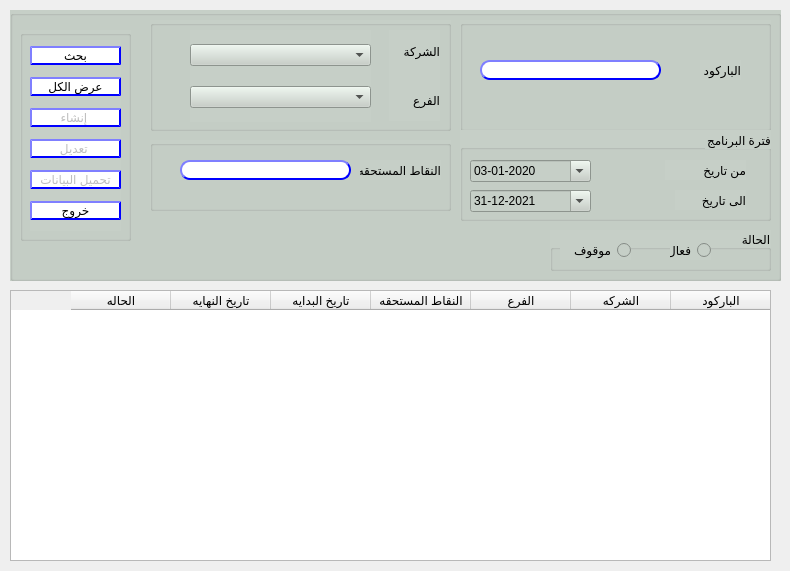
Hossam01/HyperPOS2020Design, file presentation/loyalty_ui/createModifyReedemItem.ui: the form before one commit.
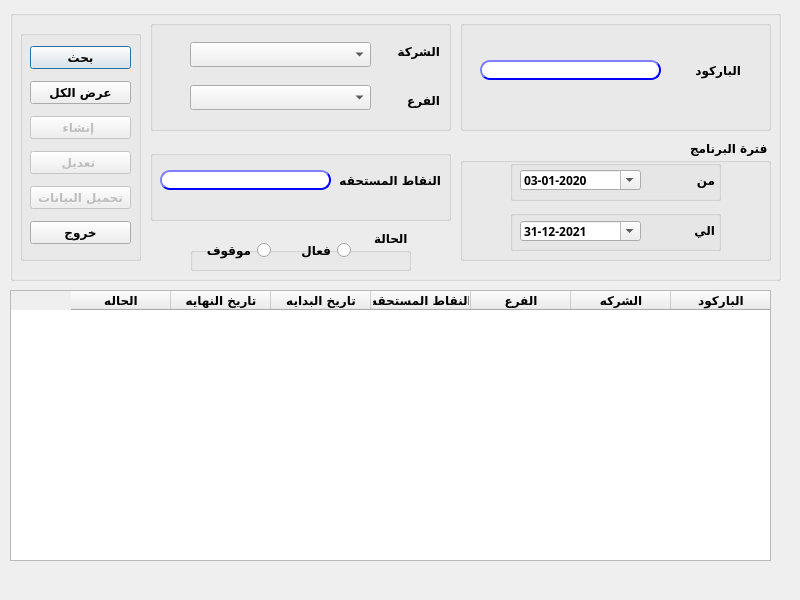
The form after the commit.

```diff
--- a/presentation/loyalty_ui/createModifyReedemItem.ui
+++ b/presentation/loyalty_ui/createModifyReedemItem.ui
@@ -6,10 +6,22 @@
    <rect>
     <x>0</x>
     <y>0</y>
-    <width>790</width>
-    <height>571</height>
+    <width>800</width>
+    <height>600</height>
    </rect>
   </property>
+  <property name="minimumSize">
+   <size>
+    <width>800</width>
+    <height>600</height>
+   </size>
+  </property>
+  <property name="maximumSize">
+   <size>
+    <width>800</width>
+    <height>600</height>
+   </size>
+  </property>
   <property name="windowTitle">
    <string>أصناف الهدايا</string>
   </property>
@@ -22,6 +34,14 @@
      <height>271</height>
     </rect>
    </property>
+   <property name="font">
+    <font>
+     <family>29LT Bukra Regular</family>
+     <pointsize>9</pointsize>
+     <weight>75</weight>
+     <bold>true</bold>
+    </font>
+   </property>
    <property name="layoutDirection">
     <enum>Qt::RightToLeft</enum>
    </property>
@@ -72,17 +92,17 @@
    </property>
    <property name="font">
     <font>
-     <pointsize>10</pointsize>
-     <weight>50</weight>
-     <bold>false</bold>
+     <family>29LT Bukra Regular</family>
+     <pointsize>9</pointsize>
+     <weight>75</weight>
+     <bold>true</bold>
     </font>
    </property>
    <property name="layoutDirection">
     <enum>Qt::LeftToRight</enum>
    </property>
    <property name="styleSheet">
-    <string notr="true">
-background-color: rgb(198, 207, 199);</string>
+    <string notr="true"/>
    </property>
    <property name="title">
     <string/>
@@ -96,6 +116,14 @@
       <height>111</height>
      </rect>
     </property>
+    <property name="font">
+     <font>
+      <family>29LT Bukra Regular</family>
+      <pointsize>9</pointsize>
+      <weight>75</weight>
+      <bold>true</bold>
+     </font>
+    </property>
     <property name="title">
      <string/>
     </property>
@@ -108,12 +136,38 @@
        <height>92</height>
       </rect>
      </property>
+     <property name="font">
+      <font>
+       <family>29LT Bukra Regular</family>
+       <pointsize>9</pointsize>
+       <weight>75</weight>
+       <bold>true</bold>
+      </font>
+     </property>
      <layout class="QVBoxLayout" name="verticalLayout_3">
       <item>
-       <widget class="QComboBox" name="CMB_company"/>
+       <widget class="QComboBox" name="CMB_company">
+        <property name="font">
+         <font>
+          <family>29LT Bukra Regular</family>
+          <pointsize>9</pointsize>
+          <weight>75</weight>
+          <bold>true</bold>
+         </font>
+        </property>
+       </widget>
       </item>
       <item>
-       <widget class="QComboBox" name="CMB_branch"/>
+       <widget class="QComboBox" name="CMB_branch">
+        <property name="font">
+         <font>
+          <family>29LT Bukra Regular</family>
+          <pointsize>9</pointsize>
+          <weight>75</weight>
+          <bold>true</bold>
+         </font>
+        </property>
+       </widget>
       </item>
      </layout>
     </widget>
@@ -126,9 +180,25 @@
        <height>91</height>
       </rect>
      </property>
+     <property name="font">
+      <font>
+       <family>29LT Bukra Regular</family>
+       <pointsize>9</pointsize>
+       <weight>75</weight>
+       <bold>true</bold>
+      </font>
+     </property>
      <layout class="QVBoxLayout" name="verticalLayout_2">
       <item>
        <widget class="QLabel" name="label_4">
+        <property name="font">
+         <font>
+          <family>29LT Bukra Regular</family>
+          <pointsize>9</pointsize>
+          <weight>75</weight>
+          <bold>true</bold>
+         </font>
+        </property>
         <property name="text">
          <string>الشركة</string>
         </property>
@@ -136,6 +206,14 @@
       </item>
       <item>
        <widget class="QLabel" name="label_11">
+        <property name="font">
+         <font>
+          <family>29LT Bukra Regular</family>
+          <pointsize>9</pointsize>
+          <weight>75</weight>
+          <bold>true</bold>
+         </font>
+        </property>
         <property name="text">
          <string>الفرع</string>
         </property>
@@ -153,6 +231,14 @@
       <height>111</height>
      </rect>
     </property>
+    <property name="font">
+     <font>
+      <family>29LT Bukra Regular</family>
+      <pointsize>9</pointsize>
+      <weight>75</weight>
+      <bold>true</bold>
+     </font>
+    </property>
     <property name="layoutDirection">
      <enum>Qt::RightToLeft</enum>
     </property>
@@ -162,12 +248,20 @@
     <widget class="QLabel" name="label_14">
      <property name="geometry">
       <rect>
-       <x>240</x>
+       <x>210</x>
        <y>40</y>
-       <width>41</width>
+       <width>71</width>
        <height>20</height>
       </rect>
      </property>
+     <property name="font">
+      <font>
+       <family>29LT Bukra Regular</family>
+       <pointsize>9</pointsize>
+       <weight>75</weight>
+       <bold>true</bold>
+      </font>
+     </property>
      <property name="text">
       <string>الباركود</string>
      </property>
@@ -181,6 +275,14 @@
        <height>20</height>
       </rect>
      </property>
+     <property name="font">
+      <font>
+       <family>29LT Bukra Regular</family>
+       <pointsize>9</pointsize>
+       <weight>75</weight>
+       <bold>true</bold>
+      </font>
+     </property>
      <property name="styleSheet">
       <string notr="true">QLineEdit{
                                         background-color: white;
@@ -214,130 +316,196 @@
     <property name="geometry">
      <rect>
       <x>450</x>
-      <y>120</y>
+      <y>130</y>
       <width>311</width>
-      <height>91</height>
+      <height>121</height>
      </rect>
     </property>
+    <property name="font">
+     <font>
+      <family>29LT Bukra Regular</family>
+      <pointsize>9</pointsize>
+      <weight>75</weight>
+      <bold>true</bold>
+     </font>
+    </property>
     <property name="layoutDirection">
      <enum>Qt::RightToLeft</enum>
     </property>
     <property name="title">
      <string>فترة البرنامج</string>
     </property>
-    <widget class="QWidget" name="layoutWidget_3">
+    <widget class="QGroupBox" name="groupBox_9">
      <property name="geometry">
       <rect>
-       <x>10</x>
-       <y>30</y>
-       <width>121</width>
-       <height>22</height>
+       <x>50</x>
+       <y>20</y>
+       <width>211</width>
+       <height>41</height>
       </rect>
      </property>
-     <layout class="QHBoxLayout" name="horizontalLayout">
-      <item>
-       <widget class="QDateEdit" name="Qdate_from">
-        <property name="layoutDirection">
-         <enum>Qt::LeftToRight</enum>
-        </property>
-        <property name="displayFormat">
-         <string>dd-MM-yyyy</string>
-        </property>
-        <property name="calendarPopup">
-         <bool>true</bool>
-        </property>
-        <property name="date">
-         <date>
-          <year>2020</year>
-          <month>1</month>
-          <day>3</day>
-         </date>
-        </property>
-       </widget>
-      </item>
-     </layout>
-    </widget>
-    <widget class="QLabel" name="label_9">
-     <property name="geometry">
-      <rect>
-       <x>205</x>
-       <y>30</y>
-       <width>81</width>
-       <height>20</height>
-      </rect>
+     <property name="title">
+      <string/>
      </property>
-     <property name="text">
-      <string>من تاريخ</string>
-     </property>
+     <widget class="QDateEdit" name="Qdate_from">
+      <property name="geometry">
+       <rect>
+        <x>10</x>
+        <y>10</y>
+        <width>121</width>
+        <height>20</height>
+       </rect>
+      </property>
+      <property name="font">
+       <font>
+        <family>29LT Bukra Regular</family>
+        <pointsize>9</pointsize>
+        <weight>75</weight>
+        <bold>true</bold>
+       </font>
+      </property>
+      <property name="layoutDirection">
+       <enum>Qt::LeftToRight</enum>
+      </property>
+      <property name="displayFormat">
+       <string>dd-MM-yyyy</string>
+      </property>
+      <property name="calendarPopup">
+       <bool>true</bool>
+      </property>
+      <property name="date">
+       <date>
+        <year>2020</year>
+        <month>1</month>
+        <day>3</day>
+       </date>
+      </property>
+     </widget>
+     <widget class="QLabel" name="label_9">
+      <property name="geometry">
+       <rect>
+        <x>124</x>
+        <y>10</y>
+        <width>81</width>
+        <height>20</height>
+       </rect>
+      </property>
+      <property name="font">
+       <font>
+        <family>29LT Bukra Regular</family>
+        <pointsize>9</pointsize>
+        <weight>75</weight>
+        <bold>true</bold>
+       </font>
+      </property>
+      <property name="text">
+       <string>من</string>
+      </property>
+     </widget>
     </widget>
-    <widget class="QLabel" name="label_10">
+    <widget class="QGroupBox" name="groupBox_7">
      <property name="geometry">
       <rect>
-       <x>215</x>
-       <y>60</y>
-       <width>71</width>
-       <height>20</height>
+       <x>50</x>
+       <y>70</y>
+       <width>211</width>
+       <height>41</height>
       </rect>
      </property>
-     <property name="text">
-      <string>الى تاريخ</string>
+     <property name="title">
+      <string/>
      </property>
+     <widget class="QDateEdit" name="Qdate_to">
+      <property name="geometry">
+       <rect>
+        <x>10</x>
+        <y>11</y>
+        <width>121</width>
+        <height>20</height>
+       </rect>
+      </property>
+      <property name="font">
+       <font>
+        <family>29LT Bukra Regular</family>
+        <pointsize>9</pointsize>
+        <weight>75</weight>
+        <bold>true</bold>
+       </font>
+      </property>
+      <property name="layoutDirection">
+       <enum>Qt::LeftToRight</enum>
+      </property>
+      <property name="autoFillBackground">
+       <bool>false</bool>
+      </property>
+      <property name="dateTime">
+       <datetime>
+        <hour>0</hour>
+        <minute>0</minute>
+        <second>0</second>
+        <year>2021</year>
+        <month>12</month>
+        <day>31</day>
+       </datetime>
+      </property>
+      <property name="displayFormat">
+       <string>dd-MM-yyyy</string>
+      </property>
+      <property name="calendarPopup">
+       <bool>true</bool>
+      </property>
+      <property name="date">
+       <date>
+        <year>2021</year>
+        <month>12</month>
+        <day>31</day>
+       </date>
+      </property>
+     </widget>
+     <widget class="QLabel" name="label_10">
+      <property name="geometry">
+       <rect>
+        <x>134</x>
+        <y>10</y>
+        <width>71</width>
+        <height>20</height>
+       </rect>
+      </property>
+      <property name="font">
+       <font>
+        <family>29LT Bukra Regular</family>
+        <pointsize>9</pointsize>
+        <weight>75</weight>
+        <bold>true</bold>
+       </font>
+      </property>
+      <property name="text">
+       <string>الي</string>
+      </property>
+     </widget>
     </widget>
-    <widget class="QWidget" name="layoutWidget_4">
-     <property name="geometry">
-      <rect>
-       <x>10</x>
-       <y>60</y>
-       <width>121</width>
-       <height>22</height>
-      </rect>
-     </property>
-     <layout class="QHBoxLayout" name="horizontalLayout_2">
-      <item>
-       <widget class="QDateEdit" name="Qdate_to">
-        <property name="layoutDirection">
-         <enum>Qt::LeftToRight</enum>
-        </property>
-        <property name="autoFillBackground">
-         <bool>false</bool>
-        </property>
-        <property name="dateTime">
-         <datetime>
-          <hour>0</hour>
-          <minute>0</minute>
-          <second>0</second>
-          <year>2021</year>
-          <month>12</month>
-          <day>31</day>
-         </datetime>
-        </property>
-        <property name="displayFormat">
-         <string>dd-MM-yyyy</string>
-        </property>
-        <property name="calendarPopup">
-         <bool>true</bool>
-        </property>
-        <property name="date">
-         <date>
-          <year>2021</year>
-          <month>12</month>
-          <day>31</day>
-         </date>
-        </property>
-       </widget>
-      </item>
-     </layout>
-    </widget>
+    <zorder>groupBox_7</zorder>
+    <zorder>groupBox_9</zorder>
+    <zorder>layoutWidget_3</zorder>
+    <zorder>layoutWidget_4</zorder>
    </widget>
    <widget class="QGroupBox" name="groupBox_8">
     <property name="geometry">
      <rect>
       <x>10</x>
       <y>20</y>
-      <width>111</width>
-      <height>211</height>
+      <width>121</width>
+      <height>231</height>
      </rect>
     </property>
+    <property name="font">
+     <font>
+      <family>29LT Bukra Regular</family>
+      <pointsize>9</pointsize>
+      <weight>75</weight>
+      <bold>true</bold>
+     </font>
+    </property>
     <property name="title">
      <string/>
     </property>
@@ -346,40 +514,34 @@
       <rect>
        <x>10</x>
        <y>10</y>
-       <width>91</width>
-       <height>191</height>
+       <width>101</width>
+       <height>211</height>
       </rect>
      </property>
+     <property name="font">
+      <font>
+       <family>29LT Bukra Regular</family>
+       <pointsize>9</pointsize>
+       <weight>75</weight>
+       <bold>true</bold>
+      </font>
+     </property>
      <layout class="QVBoxLayout" name="verticalLayout">
       <item>
        <widget class="QPushButton" name="Qbtn_search">
         <property name="enabled">
          <bool>true</bool>
         </property>
+        <property name="font">
+         <font>
+          <family>29LT Bukra Regular</family>
+          <pointsize>9</pointsize>
+          <weight>75</weight>
+          <bold>true</bold>
+         </font>
+        </property>
         <property name="styleSheet">
-         <string notr="true">QPushButton{
-                                        background-color: white;
-                                        border-style: outset;
-                                        border-width: 2px;
-                                        border-radius: 10px;
-                                        border-color: blue;
-                                        min-width:6em;
-                                       }
-                                        QPushButton:hover {
-                                        background: qradialgradient(
-                                        cx: 0.3, cy: -0.4, fx: 0.3, fy: -0.4,
-                                        radius: 1.35, stop: 0 #fff, stop: 1 #bbb
-                                        );
-                                        }
-                                        QPushButton:pressed {
-                                        border-style: inset;
-                                        background: qradialgradient(
-                                        cx: 0.4, cy: -0.1, fx: 0.4, fy: -0.1,
-                                        radius: 1.35, stop: 0 #fff, stop: 1 #ddd
-                                        );
-                                        }
-                                    
-                                    </string>
+         <string notr="true"/>
         </property>
         <property name="text">
          <string>بحث</string>
@@ -391,30 +553,16 @@
         <property name="enabled">
          <bool>true</bool>
         </property>
+        <property name="font">
+         <font>
+          <family>29LT Bukra Regular</family>
+          <pointsize>9</pointsize>
+          <weight>75</weight>
+          <bold>true</bold>
+         </font>
+        </property>
         <property name="styleSheet">
-         <string notr="true">QPushButton{
-                                        background-color: white;
-                                        border-style: outset;
-                                        border-width: 2px;
-                                        border-radius: 10px;
-                                        border-color: blue;
-                                        min-width:6em;
-                                       }
-                                        QPushButton:hover {
-                                        background: qradialgradient(
-                                        cx: 0.3, cy: -0.4, fx: 0.3, fy: -0.4,
-                                        radius: 1.35, stop: 0 #fff, stop: 1 #bbb
-                                        );
-                                        }
-                                        QPushButton:pressed {
-                                        border-style: inset;
-                                        background: qradialgradient(
-                                        cx: 0.4, cy: -0.1, fx: 0.4, fy: -0.1,
-                                        radius: 1.35, stop: 0 #fff, stop: 1 #ddd
-                                        );
-                                        }
-                                    
-                                    </string>
+         <string notr="true"/>
         </property>
         <property name="text">
          <string>عرض الكل</string>
@@ -426,30 +574,16 @@
         <property name="enabled">
          <bool>false</bool>
         </property>
+        <property name="font">
+         <font>
+          <family>29LT Bukra Regular</family>
+          <pointsize>9</pointsize>
+          <weight>75</weight>
+          <bold>true</bold>
+         </font>
+        </property>
         <property name="styleSheet">
-         <string notr="true">QPushButton{
-                                        background-color: white;
-                                        border-style: outset;
-                                        border-width: 2px;
-                                        border-radius: 10px;
-                                        border-color: blue;
-                                        min-width:6em;
-                                       }
-                                        QPushButton:hover {
-                                        background: qradialgradient(
-                                        cx: 0.3, cy: -0.4, fx: 0.3, fy: -0.4,
-                                        radius: 1.35, stop: 0 #fff, stop: 1 #bbb
-                                        );
-                                        }
-                                        QPushButton:pressed {
-                                        border-style: inset;
-                                        background: qradialgradient(
-                                        cx: 0.4, cy: -0.1, fx: 0.4, fy: -0.1,
-                                        radius: 1.35, stop: 0 #fff, stop: 1 #ddd
-                                        );
-                                        }
-                                    
-                                    </string>
+         <string notr="true"/>
         </property>
         <property name="text">
          <string>إنشاء </string>
@@ -461,30 +595,16 @@
         <property name="enabled">
          <bool>false</bool>
         </property>
+        <property name="font">
+         <font>
+          <family>29LT Bukra Regular</family>
+          <pointsize>9</pointsize>
+          <weight>75</weight>
+          <bold>true</bold>
+         </font>
+        </property>
         <property name="styleSheet">
-         <string notr="true">QPushButton{
-                                        background-color: white;
-                                        border-style: outset;
-                                        border-width: 2px;
-                                        border-radius: 10px;
-                                        border-color: blue;
-                                        min-width:6em;
-                                       }
-                                        QPushButton:hover {
-                                        background: qradialgradient(
-                                        cx: 0.3, cy: -0.4, fx: 0.3, fy: -0.4,
-                                        radius: 1.35, stop: 0 #fff, stop: 1 #bbb
-                                        );
-                                        }
-                                        QPushButton:pressed {
-                                        border-style: inset;
-                                        background: qradialgradient(
-                                        cx: 0.4, cy: -0.1, fx: 0.4, fy: -0.1,
-                                        radius: 1.35, stop: 0 #fff, stop: 1 #ddd
-                                        );
-                                        }
-                                    
-                                    </string>
+         <string notr="true"/>
         </property>
         <property name="text">
          <string>تعديل </string>
@@ -496,30 +616,16 @@
         <property name="enabled">
          <bool>false</bool>
         </property>
+        <property name="font">
+         <font>
+          <family>29LT Bukra Regular</family>
+          <pointsize>9</pointsize>
+          <weight>75</weight>
+          <bold>true</bold>
+         </font>
+        </property>
         <property name="styleSheet">
-         <string notr="true">QPushButton{
-                                        background-color: white;
-                                        border-style: outset;
-                                        border-width: 2px;
-                                        border-radius: 10px;
-                                        border-color: blue;
-                                        min-width:6em;
-                                       }
-                                        QPushButton:hover {
-                                        background: qradialgradient(
-                                        cx: 0.3, cy: -0.4, fx: 0.3, fy: -0.4,
-                                        radius: 1.35, stop: 0 #fff, stop: 1 #bbb
-                                        );
-                                        }
-                                        QPushButton:pressed {
-                                        border-style: inset;
-                                        background: qradialgradient(
-                                        cx: 0.4, cy: -0.1, fx: 0.4, fy: -0.1,
-                                        radius: 1.35, stop: 0 #fff, stop: 1 #ddd
-                                        );
-                                        }
-                                    
-                                    </string>
+         <string notr="true"/>
         </property>
         <property name="text">
          <string>تحميل البيانات</string>
@@ -528,30 +634,16 @@
       </item>
       <item>
        <widget class="QPushButton" name="Qbtn_exit">
+        <property name="font">
+         <font>
+          <family>29LT Bukra Regular</family>
+          <pointsize>9</pointsize>
+          <weight>75</weight>
+          <bold>true</bold>
+         </font>
+        </property>
         <property name="styleSheet">
-         <string notr="true">QPushButton{
-                                        background-color: white;
-                                        border-style: outset;
-                                        border-width: 2px;
-                                        border-radius: 10px;
-                                        border-color: blue;
-                                        min-width:6em;
-                                       }
-                                        QPushButton:hover {
-                                        background: qradialgradient(
-                                        cx: 0.3, cy: -0.4, fx: 0.3, fy: -0.4,
-                                        radius: 1.35, stop: 0 #fff, stop: 1 #bbb
-                                        );
-                                        }
-                                        QPushButton:pressed {
-                                        border-style: inset;
-                                        background: qradialgradient(
-                                        cx: 0.4, cy: -0.1, fx: 0.4, fy: -0.1,
-                                        radius: 1.35, stop: 0 #fff, stop: 1 #ddd
-                                        );
-                                        }
-                                    
-                                    </string>
+         <string notr="true"/>
         </property>
         <property name="text">
          <string>خروج</string>
@@ -564,12 +656,20 @@
    <widget class="QGroupBox" name="groupBox_6">
     <property name="geometry">
      <rect>
-      <x>540</x>
+      <x>180</x>
       <y>220</y>
       <width>221</width>
       <height>41</height>
      </rect>
     </property>
+    <property name="font">
+     <font>
+      <family>29LT Bukra Regular</family>
+      <pointsize>9</pointsize>
+      <weight>75</weight>
+      <bold>true</bold>
+     </font>
+    </property>
     <property name="layoutDirection">
      <enum>Qt::RightToLeft</enum>
     </property>
@@ -579,12 +679,20 @@
     <widget class="QRadioButton" name="Qradio_active">
      <property name="geometry">
       <rect>
-       <x>120</x>
+       <x>100</x>
        <y>10</y>
-       <width>41</width>
+       <width>61</width>
        <height>20</height>
       </rect>
      </property>
+     <property name="font">
+      <font>
+       <family>29LT Bukra Regular</family>
+       <pointsize>9</pointsize>
+       <weight>75</weight>
+       <bold>true</bold>
+      </font>
+     </property>
      <property name="layoutDirection">
       <enum>Qt::RightToLeft</enum>
      </property>
@@ -601,6 +709,14 @@
        <height>20</height>
       </rect>
      </property>
+     <property name="font">
+      <font>
+       <family>29LT Bukra Regular</family>
+       <pointsize>9</pointsize>
+       <weight>75</weight>
+       <bold>true</bold>
+      </font>
+     </property>
      <property name="layoutDirection">
       <enum>Qt::RightToLeft</enum>
      </property>
@@ -613,23 +729,39 @@
     <property name="geometry">
      <rect>
       <x>140</x>
-      <y>130</y>
+      <y>140</y>
       <width>301</width>
       <height>71</height>
      </rect>
     </property>
+    <property name="font">
+     <font>
+      <family>29LT Bukra Regular</family>
+      <pointsize>9</pointsize>
+      <weight>75</weight>
+      <bold>true</bold>
+     </font>
+    </property>
     <property name="title">
      <string/>
     </property>
     <widget class="QLabel" name="label_12">
      <property name="geometry">
       <rect>
-       <x>210</x>
+       <x>180</x>
        <y>20</y>
-       <width>81</width>
+       <width>111</width>
        <height>20</height>
       </rect>
      </property>
+     <property name="font">
+      <font>
+       <family>29LT Bukra Regular</family>
+       <pointsize>9</pointsize>
+       <weight>75</weight>
+       <bold>true</bold>
+      </font>
+     </property>
      <property name="text">
       <string>النقاط المستحقه</string>
      </property>
@@ -637,12 +769,20 @@
     <widget class="QLineEdit" name="Qline_points">
      <property name="geometry">
       <rect>
-       <x>30</x>
+       <x>10</x>
        <y>20</y>
        <width>171</width>
        <height>20</height>
       </rect>
      </property>
+     <property name="font">
+      <font>
+       <family>29LT Bukra Regular</family>
+       <pointsize>9</pointsize>
+       <weight>75</weight>
+       <bold>true</bold>
+      </font>
+     </property>
      <property name="styleSheet">
       <string notr="true">QLineEdit{
                                         background-color: white;
```
